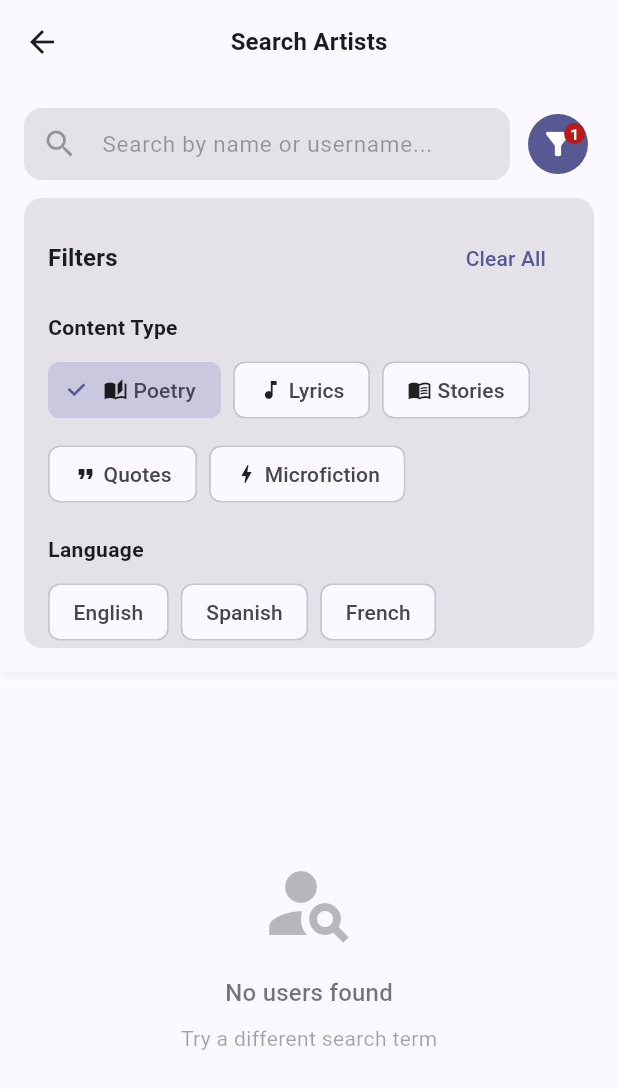
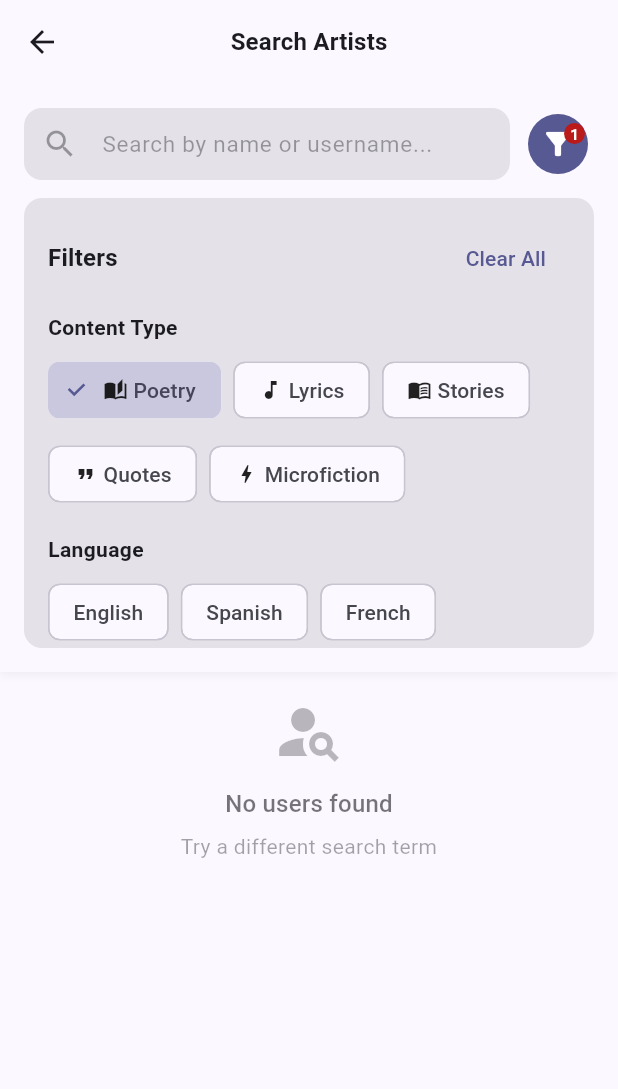
Before and after one commit to maduranga98/solid-octo-garbanzo, a Flutter app: the UserSearchScreen screen opened directly, after a tap on the "filter alt" icon, after a tap on "Poetry", on a phone screen of 412 x 824 dp. Shown: the top 1089 px of the screen. Run offline on Flutter 3.47's test engine with Material 3 defaults, Android fonts, the phone set to English and light mode, and no system bars; our stand-ins replace cloud_firestore, country_picker, firebase_auth, firebase_core, firebase_crashlytics, firebase_messaging and 10 more; missing offline and left inert: flutter_quill; accounts and stored records are empty.

Commit message:
Fix overflow issue in search results when filter is open with keyboard
- Wrap initial and empty state widgets in SingleChildScrollView for scrollability
- Reduce icon sizes from 64 to 48 pixels for more compact layout
- Reduce spacing to minimize vertical space usage
- Use mainAxisSize.min for flexible column sizing
- Reduce filter panel max height when keyboard is visible (100-200px instead of 120-250px)
- Add padding and center alignment for better visual balance

```diff
--- a/lib/screens/search/user_search_screen.dart
+++ b/lib/screens/search/user_search_screen.dart
@@ -251,7 +251,7 @@ class _UserSearchScreenState extends ConsumerState<UserSearchScreen> {
     // Calculate max filter height based on available space
     // Account for: StatusBar + AppBar + SearchBar + padding + minimum space for results
     final maxFilterHeight = keyboardHeight > 0
-        ? (screenHeight - statusBarHeight - appBarHeight - keyboardHeight - 200).clamp(120.0, 250.0)
+        ? (screenHeight - statusBarHeight - appBarHeight - keyboardHeight - 220).clamp(100.0, 200.0)
         : 300.0;
 
     return Scaffold(
@@ -414,61 +414,77 @@ class _UserSearchScreenState extends ConsumerState<UserSearchScreen> {
   }
 
   Widget _buildInitialState(ThemeData theme) {
-    return Center(
+    return SingleChildScrollView(
+      child: Center(
+        child: Padding(
+          padding: const EdgeInsets.all(16),
           child: Column(
+            mainAxisSize: MainAxisSize.min,
             mainAxisAlignment: MainAxisAlignment.center,
             children: [
               Icon(
                 Icons.search,
-            size: 64,
+                size: 48,
                 color: theme.colorScheme.onSurface.withValues(alpha: 0.3),
               ),
-          const SizedBox(height: 16),
+              const SizedBox(height: 12),
               Text(
                 'Search for artists',
                 style: theme.textTheme.titleMedium?.copyWith(
                   fontWeight: FontWeight.w500,
                   color: theme.colorScheme.onSurface.withValues(alpha: 0.6),
                 ),
+                textAlign: TextAlign.center,
               ),
-          const SizedBox(height: 8),
+              const SizedBox(height: 6),
               Text(
                 'Search by name or username',
                 style: theme.textTheme.bodyMedium?.copyWith(
                   color: theme.colorScheme.onSurface.withValues(alpha: 0.4),
                 ),
+                textAlign: TextAlign.center,
               ),
             ],
+          ),
+        ),
       ),
     );
   }
 
   Widget _buildEmptyState(ThemeData theme) {
-    return Center(
+    return SingleChildScrollView(
+      child: Center(
+        child: Padding(
+          padding: const EdgeInsets.all(16),
           child: Column(
+            mainAxisSize: MainAxisSize.min,
             mainAxisAlignment: MainAxisAlignment.center,
             children: [
               Icon(
                 Icons.person_search,
-            size: 64,
+                size: 48,
                 color: theme.colorScheme.onSurface.withValues(alpha: 0.3),
               ),
-          const SizedBox(height: 16),
+              const SizedBox(height: 12),
               Text(
                 'No users found',
                 style: theme.textTheme.titleMedium?.copyWith(
                   fontWeight: FontWeight.w500,
                   color: theme.colorScheme.onSurface.withValues(alpha: 0.6),
                 ),
+                textAlign: TextAlign.center,
               ),
-          const SizedBox(height: 8),
+              const SizedBox(height: 6),
               Text(
                 'Try a different search term',
                 style: theme.textTheme.bodyMedium?.copyWith(
                   color: theme.colorScheme.onSurface.withValues(alpha: 0.4),
                 ),
+                textAlign: TextAlign.center,
               ),
             ],
+          ),
+        ),
       ),
     );
   }
```
Lines whose indentation alone changed are shown as unchanged.
